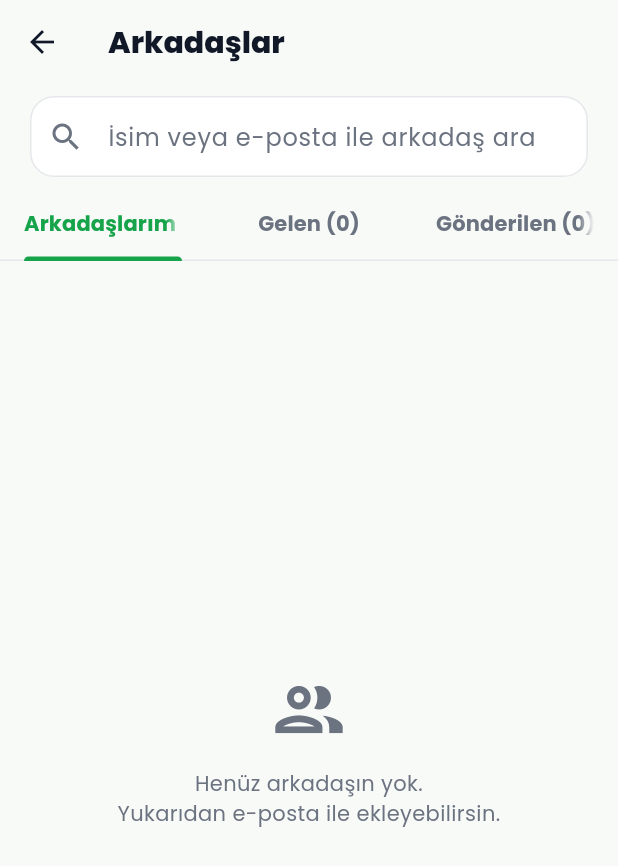
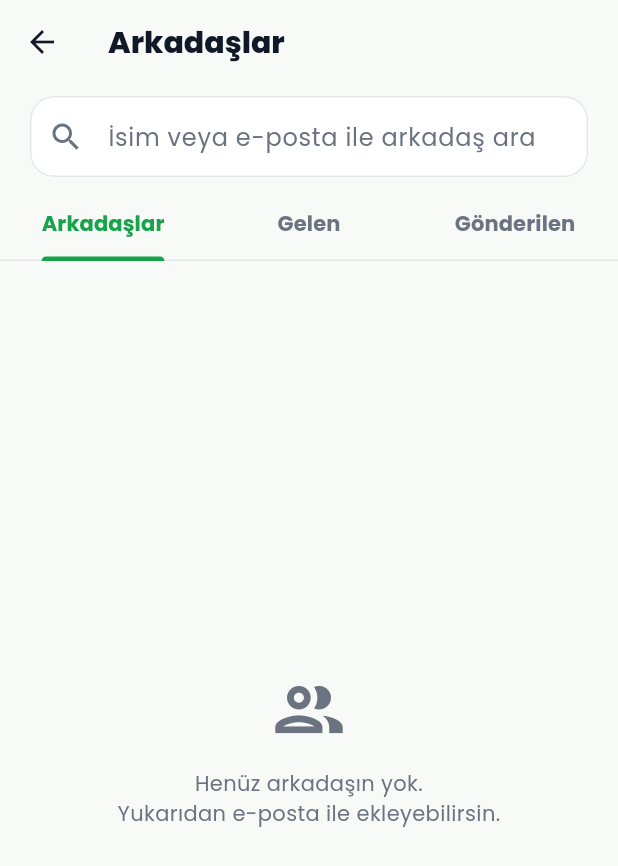
Before and after one commit to EmirHaksever/flutterproje, a Flutter app: the FriendsScreen screen opened directly, on a phone screen of 412 x 824 dp. Shown: the top 866 px of the screen. Run offline on Flutter 3.47's test engine with Material 3 defaults, Android fonts, the phone set to English and light mode, and no system bars; our stand-ins replace connectivity_plus, firebase_core, firebase_messaging, fl_chart, flutter_dotenv, flutter_local_notifications and 4 more; accounts and stored records are empty; network calls fail.

Commit message:
friends: sekme etiketleri kisaldi + sayilar rozet (Gonderilen tasmasi)

```diff
--- a/lib/screens/friends_screen.dart
+++ b/lib/screens/friends_screen.dart
@@ -224,10 +224,17 @@ class _FriendsScreenState extends State<FriendsScreen> {
               unselectedLabelColor: scheme.onSurfaceVariant,
               indicatorColor: scheme.primary,
               labelStyle: const TextStyle(fontWeight: FontWeight.w700),
+              labelPadding: const EdgeInsets.symmetric(horizontal: 6),
               tabs: [
-                Tab(text: 'Arkadaşlarım (${_friends.length})'),
-                Tab(text: 'Gelen (${_incoming.length})'),
-                Tab(text: 'Gönderilen (${_outgoing.length})'),
+                Tab(
+                  child: _tabLabel('Arkadaşlar', _friends.length, scheme),
+                ),
+                Tab(
+                  child: _tabLabel('Gelen', _incoming.length, scheme),
+                ),
+                Tab(
+                  child: _tabLabel('Gönderilen', _outgoing.length, scheme),
+                ),
               ],
             ),
             Expanded(
@@ -244,6 +251,30 @@ class _FriendsScreenState extends State<FriendsScreen> {
           ],
         ),
       ),
+    );
+  }
+
+  Widget _tabLabel(String text, int count, ColorScheme scheme) {
+    return Row(
+      mainAxisSize: MainAxisSize.min,
+      children: [
+        Text(text),
+        if (count > 0) ...[
+          const SizedBox(width: 5),
+          Container(
+            padding: const EdgeInsets.symmetric(horizontal: 6, vertical: 1),
+            decoration: BoxDecoration(
+              color: scheme.primary,
+              borderRadius: BorderRadius.circular(999),
+            ),
+            child: Text('$count',
+                style: TextStyle(
+                    color: scheme.onPrimary,
+                    fontSize: 10,
+                    fontWeight: FontWeight.w700)),
+          ),
+        ],
+      ],
     );
   }
 
```
